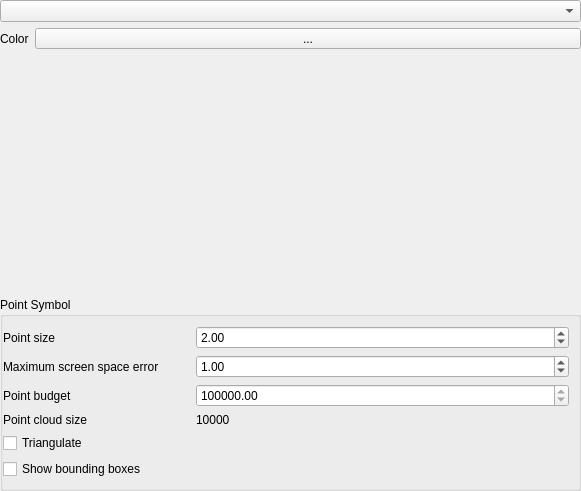
First picture: the form in src/ui/3d/qgspointcloud3dsymbolwidget.ui, repository qgis/QGIS, before the edit.
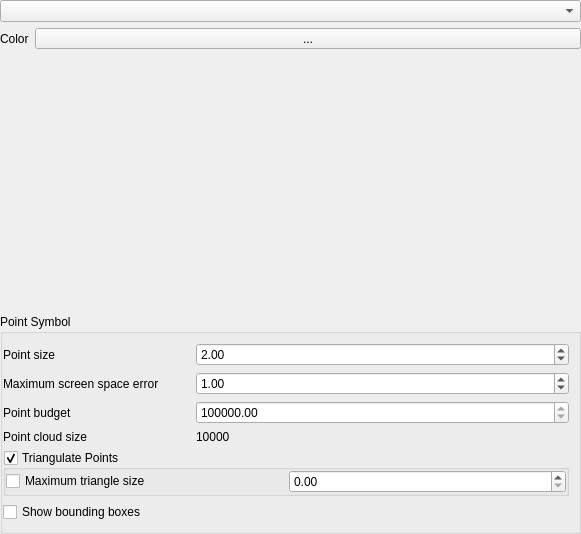
Second picture: the form after the edit. Custom widgets are drawn as their Qt base class.

Commit message:
filter before triangulation
no vertical filter before and remove exterior triangles

finalize

leftover

typo, const and other leftovers

fix big triangles filter

Stefanos review

```diff
--- a/src/ui/3d/qgspointcloud3dsymbolwidget.ui
+++ b/src/ui/3d/qgspointcloud3dsymbolwidget.ui
@@ -7,7 +7,7 @@
     <x>0</x>
     <y>0</y>
     <width>581</width>
-    <height>491</height>
+    <height>534</height>
    </rect>
   </property>
   <layout class="QGridLayout" name="gridLayout">
@@ -133,10 +133,44 @@
        </widget>
       </item>
       <item row="2" column="0">
-       <widget class="QCheckBox" name="mTriangulateCheckBox">
-        <property name="text">
-         <string>Triangulate</string>
+       <widget class="QgsCollapsibleGroupBox" name="mTriangulateGroupBox">
+        <property name="title">
+         <string>Triangulate Points</string>
         </property>
+        <property name="checkable">
+         <bool>true</bool>
+        </property>
+        <layout class="QGridLayout" name="gridLayout_8">
+         <property name="leftMargin">
+          <number>0</number>
+         </property>
+         <property name="topMargin">
+          <number>0</number>
+         </property>
+         <property name="rightMargin">
+          <number>0</number>
+         </property>
+         <property name="bottomMargin">
+          <number>0</number>
+         </property>
+         <item row="0" column="0">
+          <widget class="QCheckBox" name="mFilterTriangleBySizeCheckBox">
+           <property name="text">
+            <string>Maximum triangle size</string>
+           </property>
+          </widget>
+         </item>
+         <item row="0" column="1">
+          <widget class="QgsDoubleSpinBox" name="mTriangleSizeThresholdDoubleSpinBox">
+           <property name="toolTip">
+            <string>Maximum Triangle Side Size in Horizontal Plan</string>
+           </property>
+           <property name="maximum">
+            <double>10000000000000000000000.000000000000000</double>
+           </property>
+          </widget>
+         </item>
+        </layout>
        </widget>
       </item>
      </layout>
@@ -559,6 +593,12 @@
    <extends>QComboBox</extends>
    <header>qgspointcloudattributecombobox.h</header>
   </customwidget>
+  <customwidget>
+   <class>QgsCollapsibleGroupBox</class>
+   <extends>QGroupBox</extends>
+   <header>qgscollapsiblegroupbox.h</header>
+   <container>1</container>
+  </customwidget>
  </customwidgets>
  <tabstops>
   <tabstop>mRenderingStyleComboBox</tabstop>
```
Left out of the diff: 78 changed lines with no effect on the pictures. The commit also changes 11 other files.
